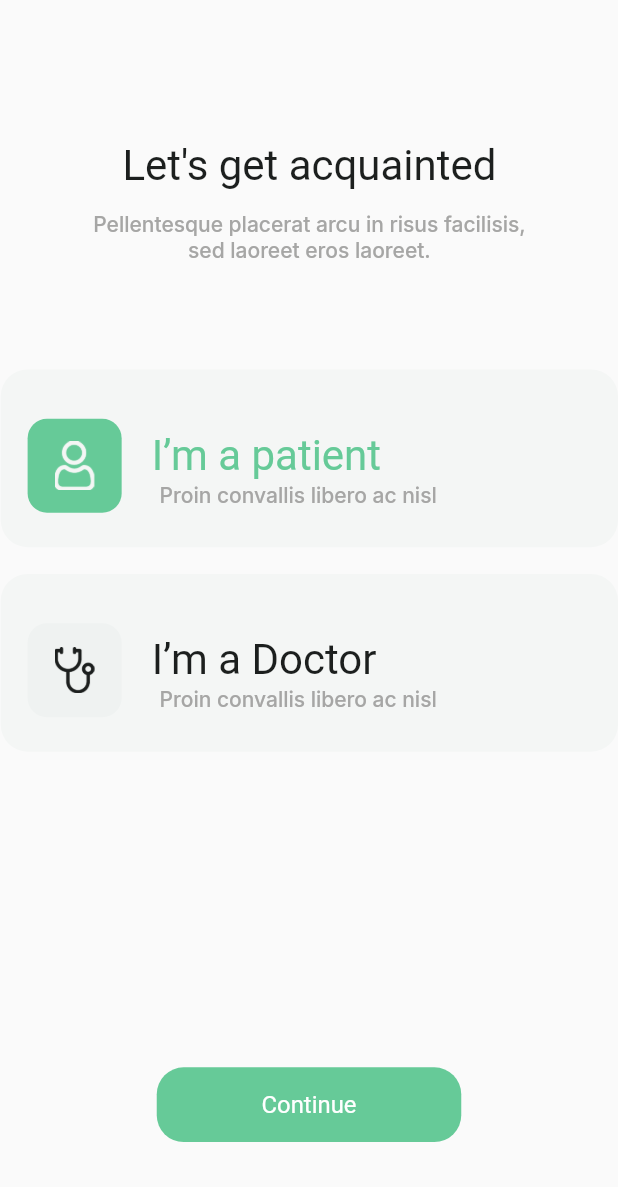
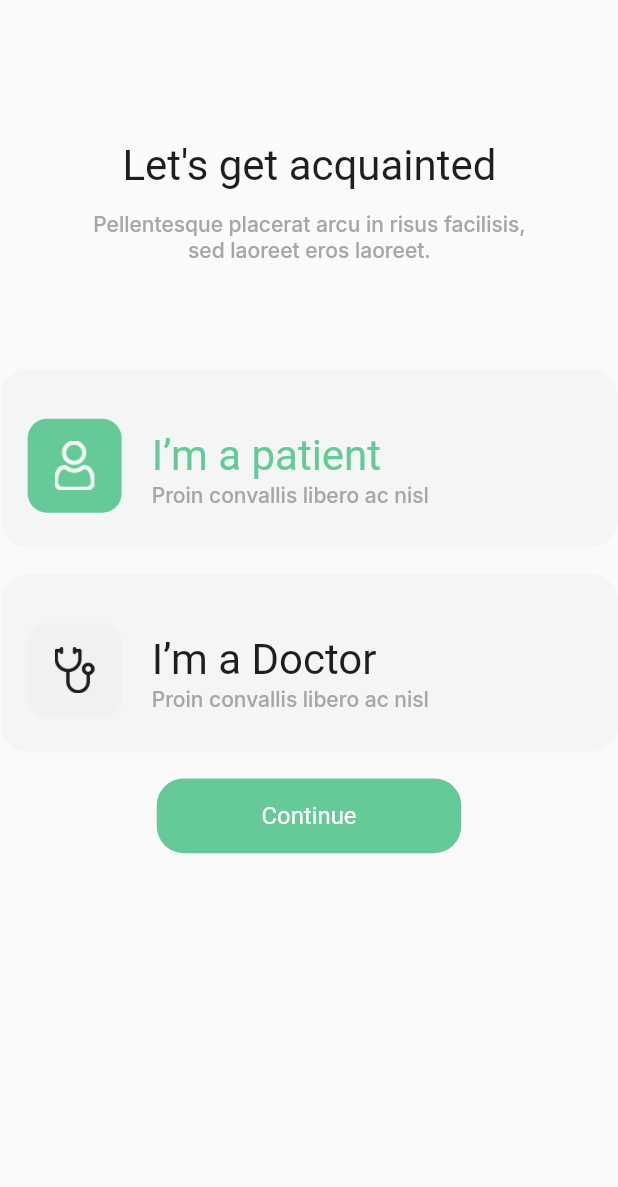
Before and after one commit to Teewhydot/medical_clinik, a Flutter app: the IntroPageTwo screen opened directly, on a phone screen of 412 x 824 dp, the part 49-1236 px from its top. Run offline on Flutter 3.47's test engine with Material 2 defaults, Android fonts, the phone set to English and light mode, and no system bars; our stand-ins replace google_fonts; Roboto replaces fonts that are missing (Gilroy-SemiBold).

Commit message:
Debugging ui code for smaller screen size.

```diff
--- a/lib/clinik_app/presentation/pages/intro_pages/intro_page_two.dart
+++ b/lib/clinik_app/presentation/pages/intro_pages/intro_page_two.dart
@@ -11,6 +11,7 @@ class IntroPageTwo extends StatelessWidget {
     double fem = MediaQuery.of(context).size.width / baseWidth;
     return Scaffold(
         body: SafeArea(
+      child: SingleChildScrollView(
         child: Column(
           mainAxisAlignment: MainAxisAlignment.spaceBetween,
           children: [
@@ -18,8 +19,8 @@ class IntroPageTwo extends StatelessWidget {
               children: [
                 Center(
                   child: Container(
-                  margin:
-                      EdgeInsets.fromLTRB(0 * fem, 0 * fem, 0 * fem, 90 * fem),
+                    margin: EdgeInsets.fromLTRB(
+                        0 * fem, 0 * fem, 0 * fem, 90 * fem),
                     child: Image.asset(
                       Assets.imagesLogoMedicine143,
                       height: 33 * fem,
@@ -28,8 +29,8 @@ class IntroPageTwo extends StatelessWidget {
                   ),
                 ),
                 Container(
-                margin:
-                    EdgeInsets.fromLTRB(0.5 * fem, 0 * fem, 0 * fem, 13 * fem),
+                  margin: EdgeInsets.fromLTRB(
+                      0.5 * fem, 0 * fem, 0 * fem, 13 * fem),
                   child: Text(
                     'Let\'s get acquainted',
                     textAlign: TextAlign.center,
@@ -37,8 +38,8 @@ class IntroPageTwo extends StatelessWidget {
                   ),
                 ),
                 Container(
-                margin:
-                    EdgeInsets.fromLTRB(0.5 * fem, 0 * fem, 0 * fem, 72 * fem),
+                  margin: EdgeInsets.fromLTRB(
+                      0.5 * fem, 0 * fem, 0 * fem, 72 * fem),
                   constraints: BoxConstraints(
                     maxWidth: 316 * fem,
                   ),
@@ -49,10 +50,10 @@ class IntroPageTwo extends StatelessWidget {
                   ),
                 ),
                 Container(
-                margin:
-                    EdgeInsets.fromLTRB(0.5 * fem, 0 * fem, 0 * fem, 18 * fem),
-                padding:
-                    EdgeInsets.fromLTRB(18 * fem, 18 * fem, 15 * fem, 8 * fem),
+                  margin: EdgeInsets.fromLTRB(
+                      0.5 * fem, 0 * fem, 0 * fem, 18 * fem),
+                  padding: EdgeInsets.fromLTRB(
+                      18 * fem, 18 * fem, 15 * fem, 8 * fem),
                   width: double.infinity,
                   height: 119 * fem,
                   decoration: BoxDecoration(
@@ -78,13 +79,12 @@ class IntroPageTwo extends StatelessWidget {
                         ),
                       ),
                       addHorizontalSpacing(20),
-                    SizedBox(
-                      width: 200 * fem,
-                      child: Column(
+                      Column(
                         mainAxisAlignment: MainAxisAlignment.center,
+                        crossAxisAlignment: CrossAxisAlignment.start,
                         children: [
                           SizedBox(
-                            width: double.infinity,
+                            width: 200,
                             child: Text(
                               'I’m a patient',
                               textAlign: TextAlign.left,
@@ -98,15 +98,14 @@ class IntroPageTwo extends StatelessWidget {
                           ),
                         ],
                       ),
-                    ),
                     ],
                   ),
                 ),
                 Container(
-                margin:
-                    EdgeInsets.fromLTRB(0.5 * fem, 0 * fem, 0 * fem, 18 * fem),
-                padding:
-                    EdgeInsets.fromLTRB(18 * fem, 18 * fem, 15 * fem, 8 * fem),
+                  margin: EdgeInsets.fromLTRB(
+                      0.5 * fem, 0 * fem, 0 * fem, 18 * fem),
+                  padding: EdgeInsets.fromLTRB(
+                      18 * fem, 18 * fem, 15 * fem, 8 * fem),
                   width: double.infinity,
                   height: 119 * fem,
                   decoration: BoxDecoration(
@@ -132,13 +131,12 @@ class IntroPageTwo extends StatelessWidget {
                         ),
                       ),
                       addHorizontalSpacing(20),
-                    SizedBox(
-                      width: 200 * fem,
-                      child: Column(
+                      Column(
                         mainAxisAlignment: MainAxisAlignment.center,
+                        crossAxisAlignment: CrossAxisAlignment.start,
                         children: [
                           SizedBox(
-                            width: double.infinity,
+                            width: 200,
                             child: Text(
                               'I’m a Doctor',
                               textAlign: TextAlign.left,
@@ -152,7 +150,6 @@ class IntroPageTwo extends StatelessWidget {
                           ),
                         ],
                       ),
-                    ),
                     ],
                   ),
                 ),
@@ -161,12 +158,15 @@ class IntroPageTwo extends StatelessWidget {
             Column(
               children: [
                 ButtonWidget(
-                  fem: fem, color: kAccentPrimaryGreen, buttonText: 'Continue'),
+                    fem: fem,
+                    color: kAccentPrimaryGreen,
+                    buttonText: 'Continue'),
                 addVerticalSpacing(30)
               ],
             ),
           ],
         ),
+      ),
     ));
   }
 }
--- a/lib/main.dart
+++ b/lib/main.dart
@@ -1,5 +1,5 @@
 import 'package:flutter/material.dart';
-import 'package:medical_clinik/clinik_app/presentation/pages/intro_pages/intro_page_three.dart';
+import 'package:medical_clinik/clinik_app/presentation/pages/intro_pages/intro_page_two.dart';
 
 void main() {
   runApp(const MyApp());
@@ -12,7 +12,7 @@ class MyApp extends StatelessWidget {
   Widget build(BuildContext context) {
     return const MaterialApp(
       debugShowCheckedModeBanner: false,
-      home: IntroPageThree(),
+      home: IntroPageTwo(),
     );
   }
 }
```
Lines whose indentation alone changed are shown as unchanged.
